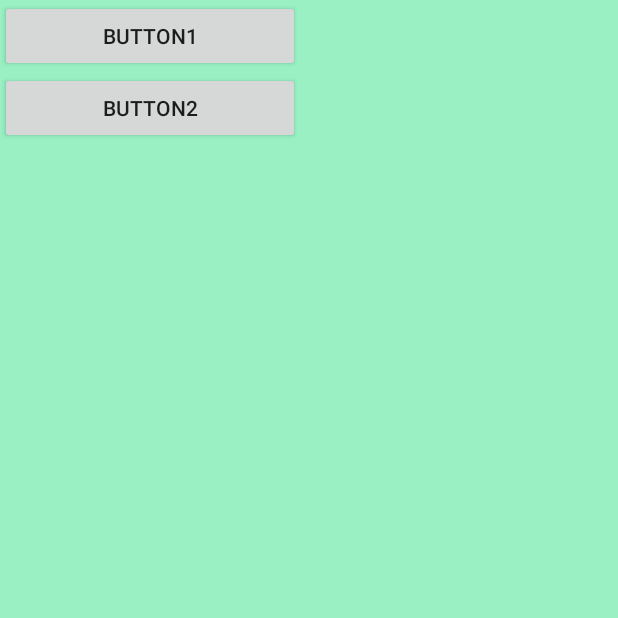
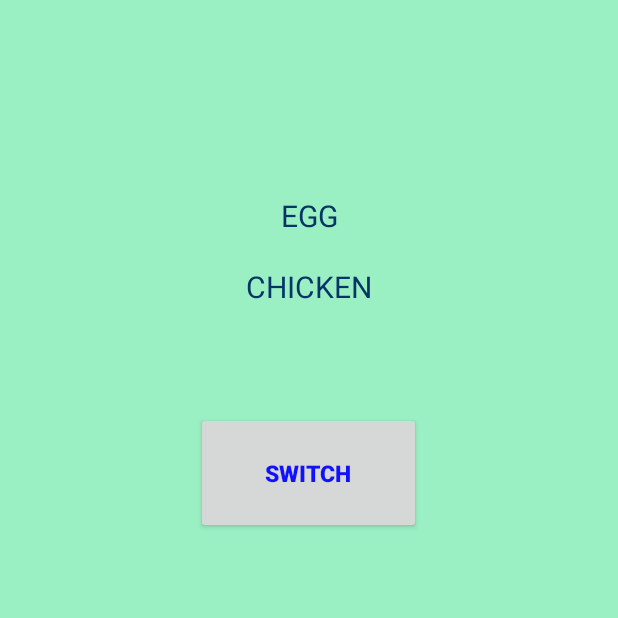
Before and after one commit to Olgarudzko/Android_Training, an Android app: the screen it shows after launch (MainActivity), on a phone screen of 412 x 824 dp, the top half of it. Run offline under Robolectric (Android 15) with nearby library versions, the phone set to English and light mode, and no system bars.

Commit message:
First commit

```diff
--- a/app/src/main/java/com/rudzko/firstapp/MainActivity.java
+++ b/app/src/main/java/com/rudzko/firstapp/MainActivity.java
@@ -5,26 +5,36 @@ import android.os.Bundle;
 import android.support.annotation.Nullable;
 import android.util.Log;
 import android.view.View;
+import android.view.View.OnClickListener;
 import android.widget.Button;
+import android.widget.TextView;
 
-public class MainActivity extends Activity {
+public class MainActivity extends Activity implements OnClickListener {
 
 
-    private Button button1;
-    private int i;
+    private Button button;
+    private TextView text1;
+    private TextView text2;
+
     @Override
     protected void onCreate(@Nullable Bundle savedInstanceState) {
         super.onCreate(savedInstanceState);
         setContentView(R.layout.activity_main);
         Log.d("MainActivity", "onCreate()");
 
-        button1=(Button)findViewById(R.id.button1);
-        button1.setOnClickListener(new View.OnClickListener() {
+        button = (Button) findViewById(R.id.button_switch);
+        text1 = (TextView) findViewById(R.id.text1);
+        text1.setOnClickListener(this);
+        text2 = (TextView) findViewById(R.id.text2);
+        OnClickListener inst = new OnClickListener() {
             @Override
             public void onClick(View v) {
-                button1.setText("button" + i++);
+                CharSequence buffer = text1.getText();
+                text1.setText(text2.getText());
+                text2.setText(buffer);
             }
-        });
+        };
+        button.setOnClickListener(inst);
     }
 
     @Override
@@ -61,4 +71,11 @@ public class MainActivity extends Activity {
         Log.d("MainActivity", "onPause()");
 
     }
+
+    @Override
+    public void onClick(View v) {
+        CharSequence buffer = text1.getText();
+        text1.setText(text2.getText());
+        text2.setText(buffer);
+    }
 }
--- a/app/src/main/res/layout/activity_main.xml
+++ b/app/src/main/res/layout/activity_main.xml
@@ -3,15 +3,42 @@
     android:orientation="vertical" android:layout_width="match_parent"
     android:layout_height="match_parent" android:background="#9aefc3">
 
-    <Button
-        android:id="@+id/button1"
-        android:layout_width="200dp"
+    <TextView
+        android:id="@+id/text1"
+        android:layout_width="300dp"
         android:layout_height="wrap_content"
-        android:text="Button1" />
+        android:text="@string/text1"
+        android:textAlignment="center"
+        android:textColor="#FF043566"
+        android:textSize="20dp"
+        android:layout_gravity="center"
+        android:layout_marginTop="130dp"
+        android:textAllCaps="true"/>
+
+    <TextView
+        android:id="@+id/text2"
+        android:layout_width="300dp"
+        android:layout_height="wrap_content"
+        android:text="@string/text2"
+        android:textAlignment="center"
+        android:textColor="#FF043566"
+        android:textSize="20dp"
+        android:layout_gravity="center"
+        android:layout_marginTop="20dp"
+        android:textAllCaps="true"
+        android:onClick="onClick"/>
 
     <Button
-        android:id="@+id/button2"
-        android:layout_width="200dp"
+        android:id="@+id/button_switch"
+        android:layout_width="150dp"
         android:layout_height="wrap_content"
-        android:text="Button2" />
+        android:text="switch"
+        android:paddingTop="30dp"
+        android:paddingBottom="30dp"
+        android:layout_marginTop="70dp"
+        android:textColor="#1111ff"
+        android:textSize="15dp"
+        android:textStyle="bold"
+        android:layout_gravity="center"/>
+
 </LinearLayout>
--- a/app/src/main/res/values/strings.xml
+++ b/app/src/main/res/values/strings.xml
@@ -1,3 +1,5 @@
 <resources>
     <string name="app_name">FirstApp</string>
+    <string name="text1">egg</string>
+    <string name="text2">chicken</string>
 </resources>
```
